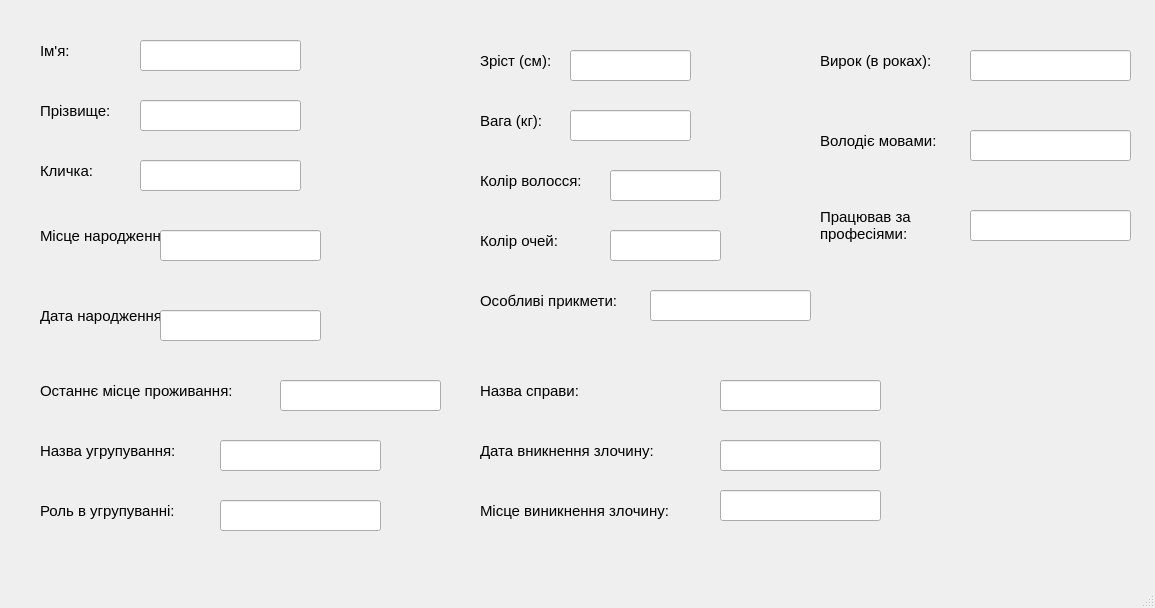
Before: the Qt Designer form app/gui/criminal_detail.ui in ValRudyka/courseprogram, drawn with Qt 5.
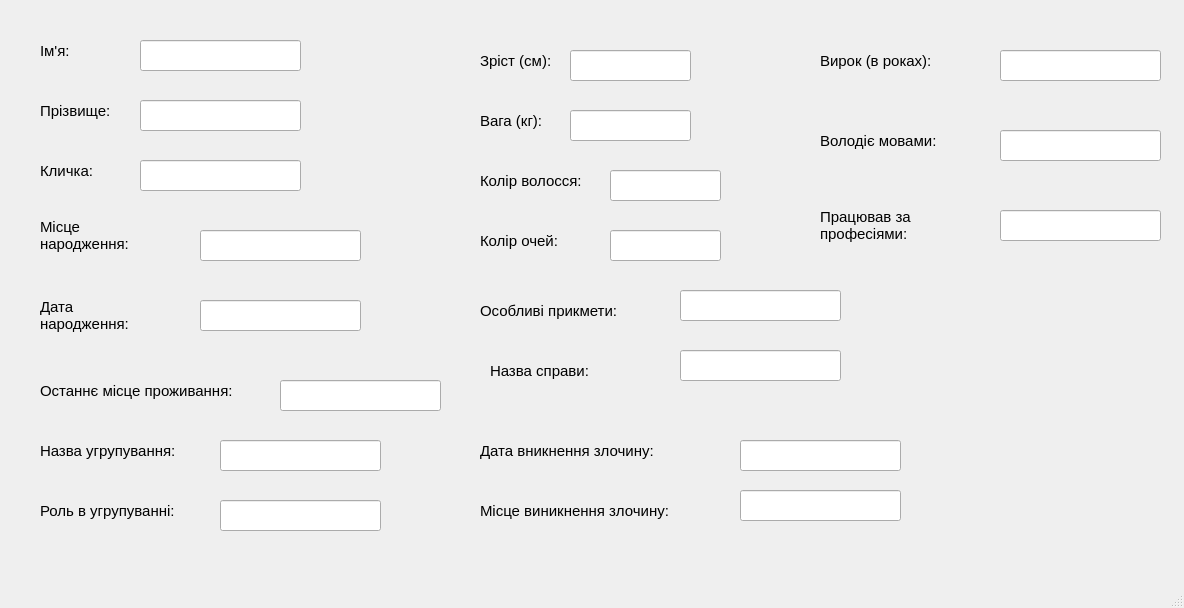
After: the same form once the commit is applied.

Commit message: update criminal detail ui

Diff of the .ui file:
```diff
--- a/app/gui/criminal_detail.ui
+++ b/app/gui/criminal_detail.ui
@@ -6,7 +6,7 @@
    <rect>
     <x>0</x>
     <y>0</y>
-    <width>1155</width>
+    <width>1184</width>
     <height>608</height>
    </rect>
   </property>
@@ -76,7 +76,7 @@
      <rect>
       <x>40</x>
       <y>210</y>
-      <width>141</width>
+      <width>111</width>
       <height>51</height>
      </rect>
     </property>
@@ -98,7 +98,7 @@
      <rect>
       <x>40</x>
       <y>290</y>
-      <width>131</width>
+      <width>121</width>
       <height>51</height>
      </rect>
     </property>
@@ -252,8 +252,8 @@
     <property name="geometry">
      <rect>
       <x>480</x>
-      <y>280</y>
-      <width>181</width>
+      <y>290</y>
+      <width>171</width>
       <height>41</height>
      </rect>
     </property>
@@ -270,8 +270,8 @@
    <widget class="QLabel" name="label_14">
     <property name="geometry">
      <rect>
-      <x>480</x>
-      <y>370</y>
+      <x>490</x>
+      <y>350</y>
       <width>141</width>
       <height>41</height>
      </rect>
@@ -444,7 +444,7 @@
    <widget class="QLineEdit" name="lineEdit_4">
     <property name="geometry">
      <rect>
-      <x>160</x>
+      <x>200</x>
       <y>230</y>
       <width>161</width>
       <height>31</height>
@@ -463,8 +463,8 @@
    <widget class="QLineEdit" name="lineEdit_5">
     <property name="geometry">
      <rect>
-      <x>160</x>
-      <y>310</y>
+      <x>200</x>
+      <y>300</y>
       <width>161</width>
       <height>31</height>
      </rect>
@@ -630,7 +630,7 @@
    <widget class="QLineEdit" name="lineEdit_13">
     <property name="geometry">
      <rect>
-      <x>650</x>
+      <x>680</x>
       <y>290</y>
       <width>161</width>
       <height>31</height>
@@ -652,8 +652,8 @@
    <widget class="QLineEdit" name="lineEdit_14">
     <property name="geometry">
      <rect>
-      <x>720</x>
-      <y>380</y>
+      <x>680</x>
+      <y>350</y>
       <width>161</width>
       <height>31</height>
      </rect>
@@ -674,7 +674,7 @@
    <widget class="QLineEdit" name="lineEdit_15">
     <property name="geometry">
      <rect>
-      <x>720</x>
+      <x>740</x>
       <y>440</y>
       <width>161</width>
       <height>31</height>
@@ -696,7 +696,7 @@
    <widget class="QLineEdit" name="lineEdit_16">
     <property name="geometry">
      <rect>
-      <x>720</x>
+      <x>740</x>
       <y>490</y>
       <width>161</width>
       <height>31</height>
@@ -718,7 +718,7 @@
    <widget class="QLineEdit" name="lineEdit_17">
     <property name="geometry">
      <rect>
-      <x>970</x>
+      <x>1000</x>
       <y>50</y>
       <width>161</width>
       <height>31</height>
@@ -740,7 +740,7 @@
    <widget class="QLineEdit" name="lineEdit_18">
     <property name="geometry">
      <rect>
-      <x>970</x>
+      <x>1000</x>
       <y>130</y>
       <width>161</width>
       <height>31</height>
@@ -762,7 +762,7 @@
    <widget class="QLineEdit" name="lineEdit_19">
     <property name="geometry">
      <rect>
-      <x>970</x>
+      <x>1000</x>
       <y>210</y>
       <width>161</width>
       <height>31</height>
```
Left out of the diff: 2 changed lines with no effect on the pictures. The commit also changes 1 other file.
